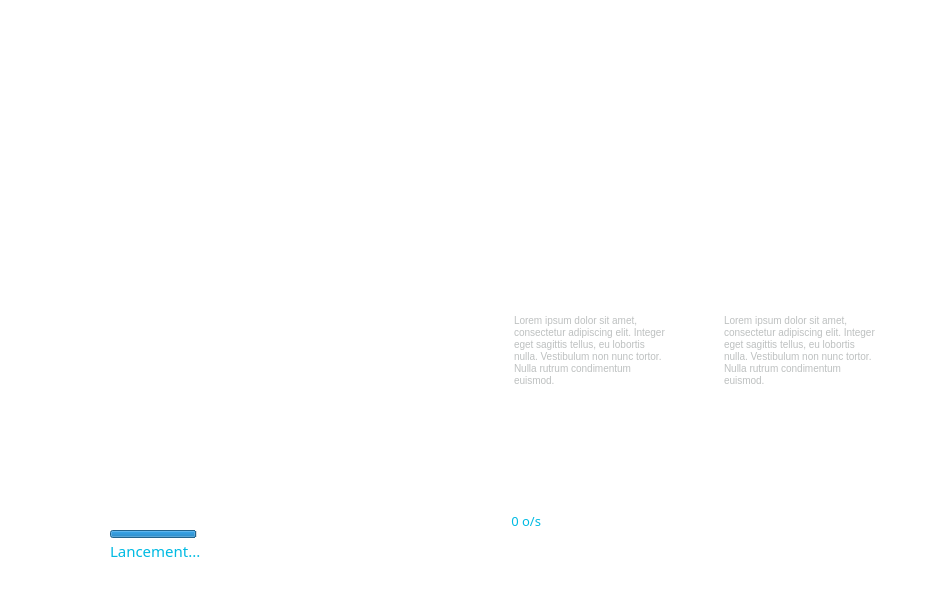
Above: gui/launcher.ui from mangaMag/AzoteLauncher before the change. Below: the same form after it.
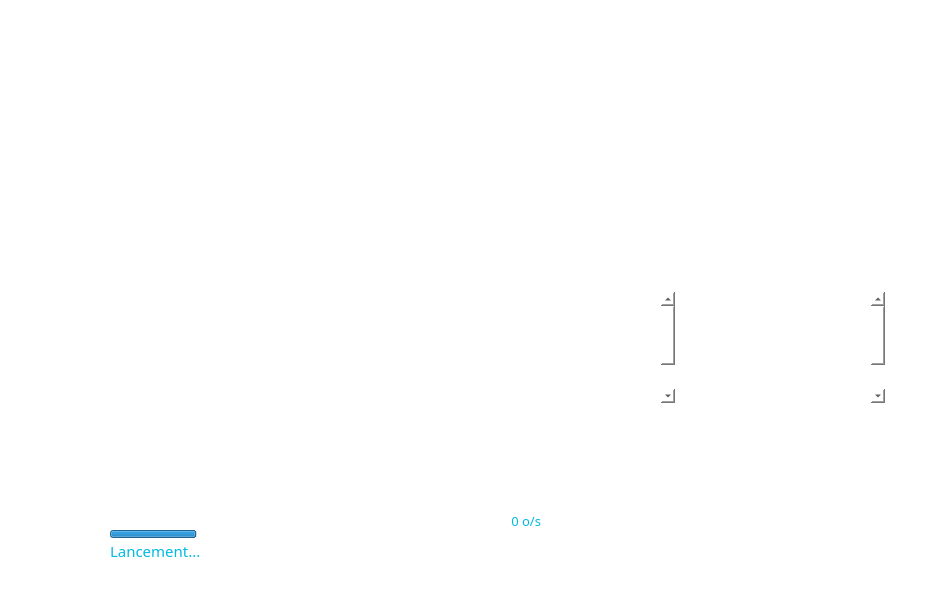
That is the form after the change. Icons and pictures are not drawn.

Commit message: Switch tab feature [WIP]

The edit to the form file:
```diff
--- a/gui/launcher.ui
+++ b/gui/launcher.ui
@@ -732,80 +732,50 @@
      <string/>
     </property>
    </widget>
-   <widget class="QLabel" name="newSamllTitle1">
+   <widget class="QTextEdit" name="newSmallText2">
     <property name="geometry">
      <rect>
-      <x>510</x>
-      <y>295</y>
-      <width>161</width>
-      <height>16</height>
+      <x>716</x>
+      <y>292</y>
+      <width>169</width>
+      <height>111</height>
      </rect>
     </property>
     <property name="styleSheet">
-     <string notr="true">color:white;</string>
-    </property>
-    <property name="text">
-     <string>News Title</string>
-    </property>
-   </widget>
-   <widget class="QLabel" name="newSamllTitle2">
-    <property name="geometry">
-     <rect>
-      <x>720</x>
-      <y>295</y>
-      <width>161</width>
-      <height>16</height>
-     </rect>
-    </property>
-    <property name="styleSheet">
-     <string notr="true">color:white;</string>
-    </property>
-    <property name="text">
-     <string>News Title</string>
-    </property>
-   </widget>
-   <widget class="QPlainTextEdit" name="newSmallText1">
-    <property name="geometry">
-     <rect>
-      <x>510</x>
-      <y>310</y>
-      <width>161</width>
-      <height>91</height>
-     </rect>
-    </property>
-    <property name="styleSheet">
      <string notr="true">background: transparent;
-color: rgb(189, 192, 192);
-font-size: 10px;
+color: white;
 border: none;</string>
     </property>
-    <property name="readOnly">
-     <bool>true</bool>
+    <property name="html">
+     <string>&lt;!DOCTYPE HTML PUBLIC &quot;-//W3C//DTD HTML 4.0//EN&quot; &quot;http://www.w3.org/TR/REC-html40/strict.dtd&quot;&gt;
+&lt;html&gt;&lt;head&gt;&lt;meta name=&quot;qrichtext&quot; content=&quot;1&quot; /&gt;&lt;style type=&quot;text/css&quot;&gt;
+p, li { white-space: pre-wrap; }
+&lt;/style&gt;&lt;/head&gt;&lt;body style=&quot; font-family:'.SF NS Text'; font-size:13pt; font-weight:400; font-style:normal;&quot;&gt;
+&lt;p style=&quot; margin-top:18px; margin-bottom:12px; margin-left:0px; margin-right:0px; -qt-block-indent:0; text-indent:0px;&quot;&gt;&lt;span style=&quot; font-size:10pt; font-weight:600;&quot;&gt;News Title&lt;/span&gt;&lt;span style=&quot; font-size:10pt;&quot;&gt; &lt;/span&gt;&lt;/p&gt;
+&lt;p style=&quot; margin-top:12px; margin-bottom:12px; margin-left:0px; margin-right:0px; -qt-block-indent:0; text-indent:0px;&quot;&gt;&lt;span style=&quot; font-size:10pt;&quot;&gt;Lorem ipsum dolor sit amet, consectetur adipiscing elit. Integer eget sagittis tellus, eu lobortis nulla. Vestibulum non nunc tortor. Nulla rutrum condimentum euismod.&lt;/span&gt;&lt;/p&gt;&lt;/body&gt;&lt;/html&gt;</string>
     </property>
-    <property name="plainText">
-     <string>Lorem ipsum dolor sit amet, consectetur adipiscing elit. Integer eget sagittis tellus, eu lobortis nulla. Vestibulum non nunc tortor. Nulla rutrum condimentum euismod.</string>
-    </property>
    </widget>
-   <widget class="QPlainTextEdit" name="newSmallText2">
+   <widget class="QTextEdit" name="newSmallText1">
     <property name="geometry">
      <rect>
-      <x>720</x>
-      <y>310</y>
-      <width>161</width>
-      <height>91</height>
+      <x>506</x>
+      <y>292</y>
+      <width>169</width>
+      <height>111</height>
      </rect>
     </property>
     <property name="styleSheet">
      <string notr="true">background: transparent;
-color: rgb(189, 192, 192);
-font-size: 10px;
+color: white;
 border: none;</string>
     </property>
-    <property name="readOnly">
-     <bool>true</bool>
-    </property>
-    <property name="plainText">
-     <string>Lorem ipsum dolor sit amet, consectetur adipiscing elit. Integer eget sagittis tellus, eu lobortis nulla. Vestibulum non nunc tortor. Nulla rutrum condimentum euismod.</string>
+    <property name="html">
+     <string>&lt;!DOCTYPE HTML PUBLIC &quot;-//W3C//DTD HTML 4.0//EN&quot; &quot;http://www.w3.org/TR/REC-html40/strict.dtd&quot;&gt;
+&lt;html&gt;&lt;head&gt;&lt;meta name=&quot;qrichtext&quot; content=&quot;1&quot; /&gt;&lt;style type=&quot;text/css&quot;&gt;
+p, li { white-space: pre-wrap; }
+&lt;/style&gt;&lt;/head&gt;&lt;body style=&quot; font-family:'.SF NS Text'; font-size:13pt; font-weight:400; font-style:normal;&quot;&gt;
+&lt;p style=&quot; margin-top:18px; margin-bottom:12px; margin-left:0px; margin-right:0px; -qt-block-indent:0; text-indent:0px;&quot;&gt;&lt;span style=&quot; font-size:10pt; font-weight:600;&quot;&gt;News Title&lt;/span&gt;&lt;span style=&quot; font-size:10pt;&quot;&gt; &lt;/span&gt;&lt;/p&gt;
+&lt;p style=&quot; margin-top:12px; margin-bottom:12px; margin-left:0px; margin-right:0px; -qt-block-indent:0; text-indent:0px;&quot;&gt;&lt;span style=&quot; font-size:10pt;&quot;&gt;Lorem ipsum dolor sit amet, consectetur adipiscing elit. Integer eget sagittis tellus, eu lobortis nulla. Vestibulum non nunc tortor. Nulla rutrum condimentum euismod.&lt;/span&gt;&lt;/p&gt;&lt;/body&gt;&lt;/html&gt;</string>
     </property>
    </widget>
    <zorder>changelogButton</zorder>
```
Left out of the diff: 4 changed lines with no effect on the pictures. The commit also changes 2 other files.
